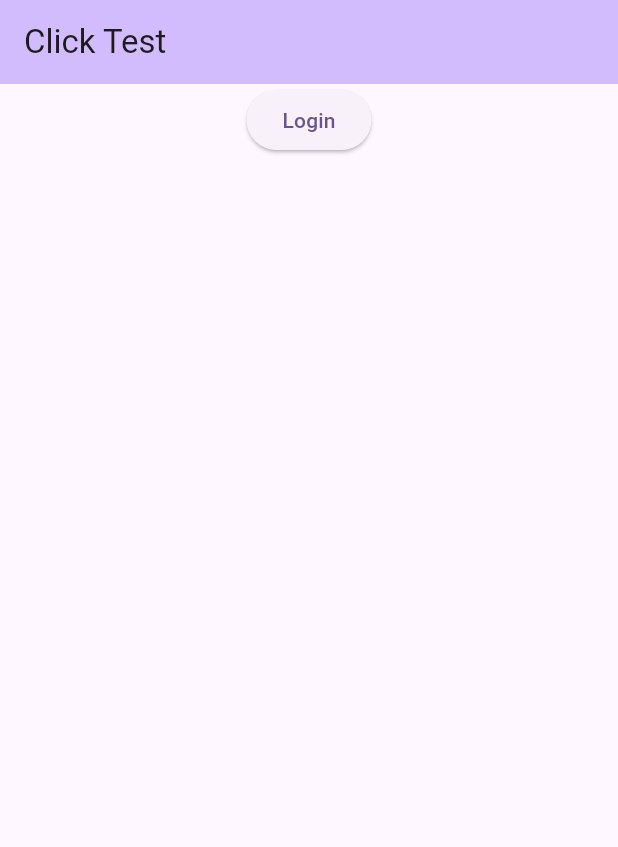
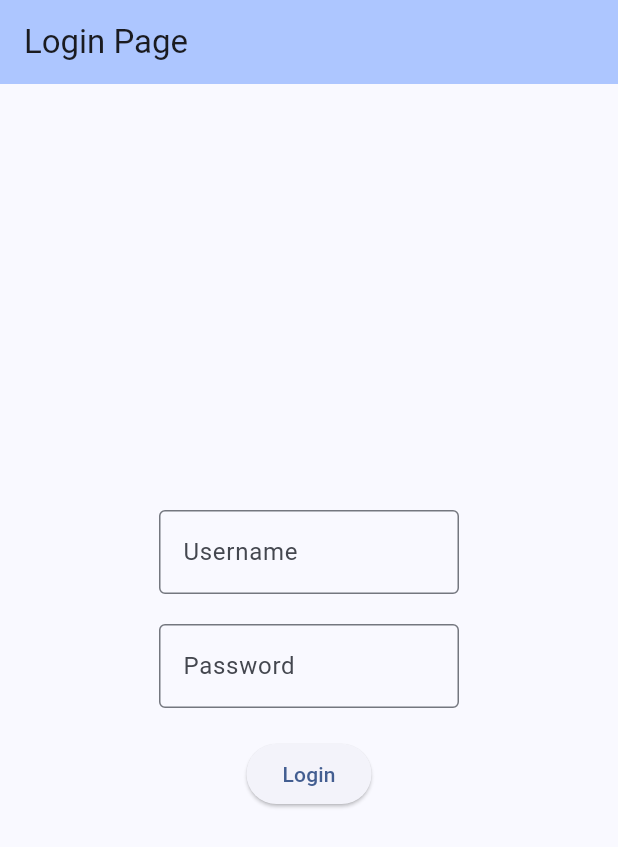
Before and after one commit to jsburky/flutter_test, a Flutter app: the screen it shows after launch, on a phone screen of 412 x 824 dp. Shown: the top 847 px of the screen. Run offline on Flutter 3.47's test engine with Material 3 defaults, Android fonts, the phone set to English and light mode, and no system bars.

Commit message:
Added user/password boxes

```diff
--- a/lib/main.dart
+++ b/lib/main.dart
@@ -14,9 +14,9 @@ class MyApp extends StatelessWidget {
     return MaterialApp(
       title: 'Flutter Demo',
       theme: ThemeData(
-        colorScheme: .fromSeed(seedColor: Colors.deepPurple),
+        colorScheme: .fromSeed(seedColor: const Color.fromARGB(255, 58, 104, 183)),
       ),
-      home: const login(title: 'Click Test'),
+      home: const login(title: 'Login Page'),
     );
   }
 }
--- a/lib/pages/login.dart
+++ b/lib/pages/login.dart
@@ -28,7 +28,30 @@ class _loginState extends State<login> {
       ),
       body: Center(
         child: Column(
+          spacing: 20,
+          mainAxisAlignment: MainAxisAlignment.center,
           children: [
+            SizedBox(
+                  width: 200,
+                  child: TextField(
+                    decoration: InputDecoration(
+                      border: OutlineInputBorder(),
+                      labelText: 'Username',
+                    ),
+                  ),
+                ),
+
+            SizedBox(
+                  width: 200,
+                  child: TextField(
+                    obscureText: true,
+                    decoration: InputDecoration(
+                      border: OutlineInputBorder(),
+                      labelText: 'Password',
+                    ),
+                  ),
+                ),
+
             ElevatedButton(
               onPressed: () {
                 Navigator.push(context, MaterialPageRoute(builder: (context) => const home(title: 'Home Page')));
```
